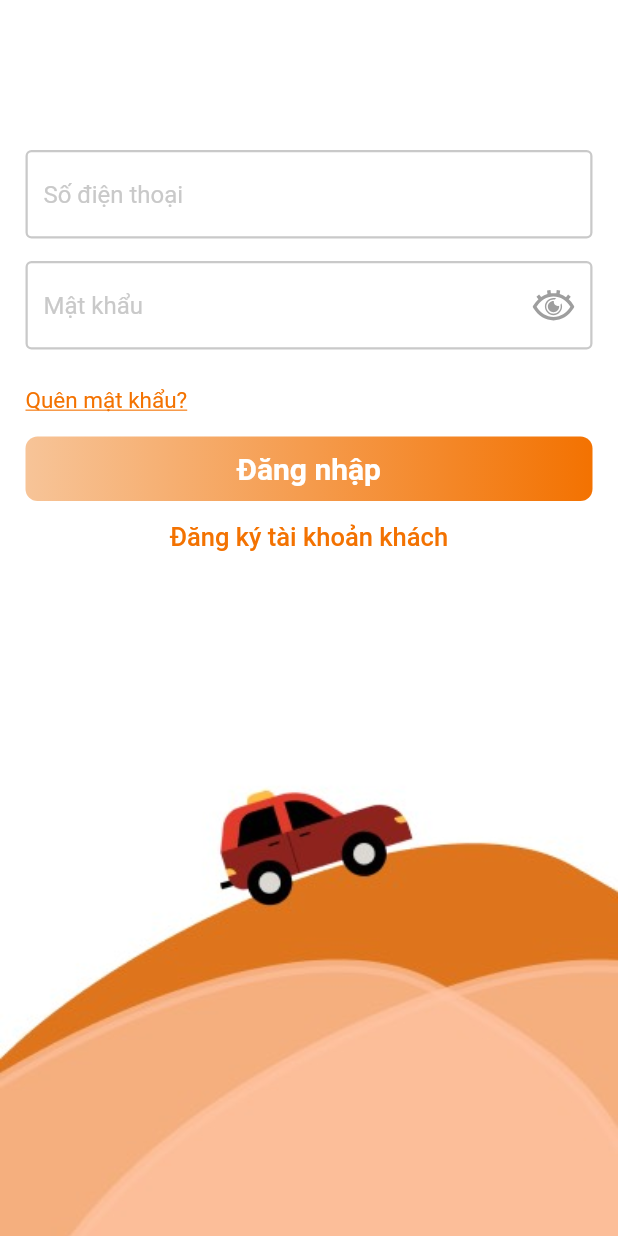
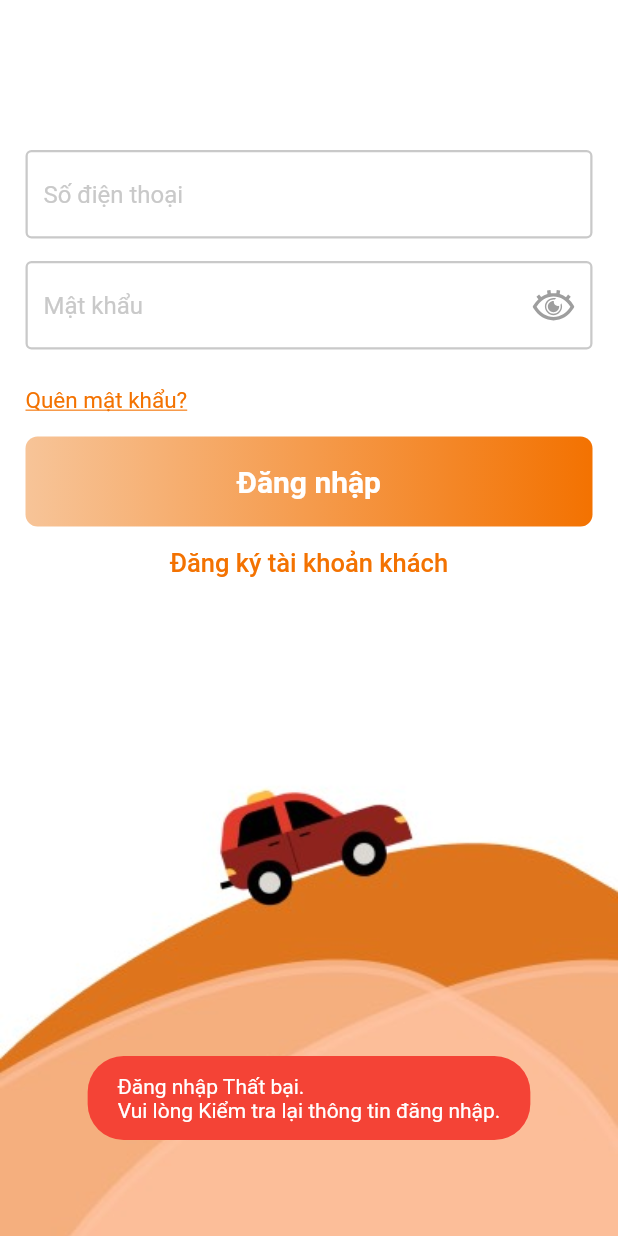
Before and after one commit to coderof19clc7/GoToApp, a Flutter app: the screen it shows after launch, after a tap on "Đăng nhập", on a phone screen of 412 x 824 dp. Run offline on Flutter 3.47's test engine with Material 2 defaults, Android fonts, the phone set to English and light mode, and no system bars; our stand-ins replace flutter_bloc, flutter_svg, fluttertoast, google_maps_flutter.

Commit message:
add fake sign in submit and check authentication input validation (need to test more)

```diff
--- a/front_end/GoTo/lib/configs/constants/color_constants.dart
+++ b/front_end/GoTo/lib/configs/constants/color_constants.dart
@@ -8,6 +8,15 @@ class ColorConstants {
   static final grey = ColorExtensions.fromHex(hexString: "#C9C9C9");
   static const baseGrey = Colors.grey;
 
+  static const baseRed = Colors.red;
+
+  static const baseGreen = Colors.green;
+  static const baseLightGreen = Colors.lightGreen;
+
+  static const baseWhite = Colors.white;
+
+  static const baseBlack = Colors.black;
+
   static final defaultOrangeList = [
     lightOrange, orange,
   ];
--- /dev/null
+++ b/front_end/GoTo/lib/configs/constants/enums/auth_enums.dart
@@ -0,0 +1,6 @@
+enum AuthEnum {
+  authenticating,
+  signInFailed, signInSucceeded,
+  signUpFailed, signUpSucceeded,
+  signOutFailed, signOutSucceeded,
+}
--- a/front_end/GoTo/lib/configs/constants/string_constants.dart
+++ b/front_end/GoTo/lib/configs/constants/string_constants.dart
@@ -9,6 +9,10 @@ class StringConstants {
   static const confirm = "Xác nhận";
   static const cannot_be_empty = "Không được rỗng";
   static const not_valid = "Không hợp lệ";
-  static const must_include = "Phải gồm 1 chữ in, 1 chữ thường, 1 số, 1 ký tự đặc biệt và có ít nhất 9 ký tự";
+  static const must_include = "Phải gồm 1 chữ in, 1 chữ thường, 1 số, 1 ký tự đặc biệt và có ít nhất 8 ký tự";
   static const not_match_with = "Không khớp với";
+  static const success = "Thành công";
+  static const failed = "Thất bại";
+  static const please = "Vui lòng";
+  static const checkYourSignInInputAgain = "Kiểm tra lại thông tin đăng nhập";
 }
--- a/front_end/GoTo/lib/cores/blocs/auth_bloc/auth_state.dart
+++ b/front_end/GoTo/lib/cores/blocs/auth_bloc/auth_state.dart
@@ -2,9 +2,5 @@ part of 'auth_cubit.dart';
 
 @immutable
 class AuthState {
-  final List<String>? errorList;
-
-  const AuthState({
-    this.errorList,
-  });
+  const AuthState();
 }
--- a/front_end/GoTo/lib/utilities/helpers/ui_helper.dart
+++ b/front_end/GoTo/lib/utilities/helpers/ui_helper.dart
@@ -1,5 +1,7 @@
 import 'package:flutter/material.dart';
 import 'package:flutter/services.dart';
+import 'package:fluttertoast/fluttertoast.dart';
+import 'package:go_to/configs/constants/color_constants.dart';
 import 'package:go_to/configs/constants/route_constants.dart';
 import 'package:go_to/views/pages/login_page/login_page.dart';
 
@@ -31,8 +33,6 @@ class UIHelper {
     }
   }
 
-
-
   static void hideKeyboard(BuildContext context) {
     final currentFocus = FocusScope.of(context);
     if (!currentFocus.hasPrimaryFocus && currentFocus.focusedChild != null) {
@@ -43,4 +43,31 @@ class UIHelper {
   static void hideKeyboardNoContext() {
     SystemChannels.textInput.invokeMethod('TextInput.hide');
   }
+
+  static void _showToast(
+      String? message, {
+        Toast toastLength = Toast.LENGTH_LONG,
+        ToastGravity toastGravity = ToastGravity.BOTTOM,
+        int timeInSecForIosWeb = 1,
+        double? fontSize = 14,
+        Color? backgroundColor,
+        Color? textColor,
+        bool webShowClose = false,
+      }) {
+    if (message?.isNotEmpty == true) {
+      Fluttertoast.showToast(
+        msg: message!,
+        toastLength: toastLength,
+        gravity: toastGravity,
+        timeInSecForIosWeb: timeInSecForIosWeb,
+        backgroundColor: backgroundColor,
+        textColor: textColor,
+        fontSize: fontSize,
+        webShowClose: webShowClose,
+      );
+    }
+  }
+  static void showErrorToast(String? message) => _showToast(message, backgroundColor: ColorConstants.baseRed);
+  static void showSuccessToast(String? message) => _showToast(message, backgroundColor: ColorConstants.baseGreen);
+  static void showNormalToast(String? message) => _showToast(message, backgroundColor: ColorConstants.baseBlack);
 }
--- a/front_end/GoTo/lib/views/pages/login_page/bloc/login_cubit.dart
+++ b/front_end/GoTo/lib/views/pages/login_page/bloc/login_cubit.dart
@@ -1,16 +1,53 @@
 import 'package:flutter/material.dart';
 import 'package:flutter_bloc/flutter_bloc.dart';
+import 'package:go_to/configs/constants/enums/auth_enums.dart';
+import 'package:go_to/configs/constants/string_constants.dart';
 import 'package:go_to/cores/blocs/auth_bloc/auth_cubit.dart';
+import 'package:go_to/utilities/helpers/ui_helper.dart';
 
 part 'login_state.dart';
 
 class LoginCubit extends AuthCubit<LoginState> {
-  LoginCubit() : super(authState: LoginState());
+  LoginCubit() : super(authState: const LoginState());
 
   void onSignInSubmit(String phoneNumber, String password) {
     print("phone $phoneNumber");
     print("password: $password");
 
+    emit(state.copyWith(authEnum: AuthEnum.authenticating));
+
     final errorList = validateInput([phoneNumber, password]);
+
+    var inputOK = true;
+    for (var error in errorList) {
+      if (error.isNotEmpty) {
+        inputOK = false;
+        emit(state.copyWith(authEnum: AuthEnum.signInFailed));
+        _showFailedSignInToast();
+        break;
+      }
+    }
+    if (inputOK) {
+      Future.delayed(const Duration(seconds: 5), () => _doSignIn());
+      // _doSignIn();
+    }
+  }
+
+  void _doSignIn() {
+    _onSignInSucceeded();
+  }
+
+  void _showFailedSignInToast() {
+    UIHelper.showErrorToast(
+      "${StringConstants.signIn} ${StringConstants.failed}.\n"
+          "${StringConstants.please} ${StringConstants.checkYourSignInInputAgain}.",
+    );
+  }
+
+  void _onSignInSucceeded() {
+    emit(state.copyWith(authEnum: AuthEnum.signInSucceeded));
+    UIHelper.showSuccessToast(
+      "${StringConstants.signIn} ${StringConstants.success}.",
+    );
   }
 }
--- a/front_end/GoTo/lib/views/pages/login_page/bloc/login_state.dart
+++ b/front_end/GoTo/lib/views/pages/login_page/bloc/login_state.dart
@@ -2,5 +2,17 @@ part of 'login_cubit.dart';
 
 @immutable
 class LoginState extends AuthState {
+  const LoginState({
+    this.authEnum,
+  });
 
+  final AuthEnum? authEnum;
+
+  LoginState copyWith({
+    AuthEnum? authEnum,
+  }) {
+    return LoginState(
+      authEnum: authEnum ?? this.authEnum,
+    );
+  }
 }
--- a/front_end/GoTo/lib/views/pages/login_page/login_page.dart
+++ b/front_end/GoTo/lib/views/pages/login_page/login_page.dart
@@ -2,6 +2,7 @@ import 'package:flutter/material.dart';
 import 'package:flutter_bloc/flutter_bloc.dart';
 import 'package:go_to/configs/constants/color_constants.dart';
 import 'package:go_to/configs/constants/dimen_constants.dart';
+import 'package:go_to/configs/constants/enums/auth_enums.dart';
 import 'package:go_to/configs/constants/string_constants.dart';
 import 'package:go_to/generated/flutter_gen/assets.gen.dart';
 import 'package:go_to/utilities/helpers/ui_helper.dart';
@@ -74,20 +75,25 @@ class _LoginPageViewState extends State<LoginPageView> {
 
                         //forgot password button
                         buildTextButton(context, () {
-                            print("Go to forgot password page.");
-                          }, false,),
+                          UIHelper.hideKeyboard(context);
+                          print("Go to forgot password page.");
+                        }, false,),
 
                         //sign in button
                         RoundedRectangleInkWellButton(
                           width: DimenConstants.getScreenWidth(context),
+                          height: 60,
                           paddingVertical: 10,
                           bgLinearGradient: LinearGradient(colors: ColorConstants.defaultOrangeList),
                           onTap: () {
+                            UIHelper.hideKeyboard(context);
                             contextLogin.read<LoginCubit>().onSignInSubmit(
                               phoneInputController.text, passwordInputController.text,
                             );
                           },
-                          child: const Text(
+                          child: state.authEnum == AuthEnum.authenticating
+                              ? const CircularProgressIndicator(color: ColorConstants.baseWhite,)
+                              : const Text(
                             StringConstants.signIn,
                             style: TextStyle(
                               color: Colors.white,
@@ -100,6 +106,7 @@ class _LoginPageViewState extends State<LoginPageView> {
                         //sign up button
                         Align(
                           child: buildTextButton(context, () {
+                            UIHelper.hideKeyboard(context);
                             print("Go to sign up page.");
                           }, true,),
                         ),
--- a/front_end/GoTo/lib/views/widgets/auth_input_field/auth_input_field.dart
+++ b/front_end/GoTo/lib/views/widgets/auth_input_field/auth_input_field.dart
@@ -17,23 +17,27 @@ class AuthInputField extends StatelessWidget {
 
   @override
   Widget build(BuildContext context) {
+    final needValidateInput = confirmPasswordInputController != null;
     return Column(
       children: [
         if (phoneInputController != null)
           ...[
-            PhoneInputField(textEditingController: phoneInputController!),
+            PhoneInputField(textEditingController: phoneInputController!, needValidateInput: needValidateInput,),
           ],
 
         if (passwordInputController != null)
           ...[
             const SizedBox(height: 15,),
-            PasswordInputField(textEditingController: passwordInputController!),
+            PasswordInputField(textEditingController: passwordInputController!, needValidateInput: needValidateInput,),
           ],
 
         if (confirmPasswordInputController != null)
           ...[
             const SizedBox(height: 15,),
-            PasswordInputField(textEditingController: passwordInputController!, isConfirmPassword: true,),
+            PasswordInputField(
+              textEditingController: confirmPasswordInputController!, isConfirmPassword: true,
+              textSecondaryEditingController: passwordInputController!, needValidateInput: needValidateInput,
+            ),
           ],
       ],
     );
--- a/front_end/GoTo/lib/views/widgets/auth_input_field/widgets/password_input_field.dart
+++ b/front_end/GoTo/lib/views/widgets/auth_input_field/widgets/password_input_field.dart
@@ -2,16 +2,21 @@ import 'package:flutter/material.dart';
 import 'package:go_to/configs/constants/color_constants.dart';
 import 'package:go_to/configs/constants/string_constants.dart';
 import 'package:go_to/generated/flutter_gen/assets.gen.dart';
+import 'package:go_to/utilities/extensions/string_extensions.dart';
 
 class PasswordInputField extends StatefulWidget {
   const PasswordInputField({
     Key? key,
     this.isConfirmPassword = false,
     required this.textEditingController,
+    this.textSecondaryEditingController,
+    this.needValidateInput = false,
   }) : super(key: key);
 
   final bool isConfirmPassword;
   final TextEditingController textEditingController;
+  final TextEditingController? textSecondaryEditingController;
+  final bool needValidateInput;
 
   @override
   State<PasswordInputField> createState() => _PasswordInputFieldState();
@@ -22,23 +27,43 @@ class _PasswordInputFieldState extends State<PasswordInputField> {
   void initState() {
     super.initState();
     showPassword = false;
+    errorText = "";
   }
 
   late bool showPassword;
   final _focusNode = FocusNode();
+  late String errorText;
 
   @override
   Widget build(BuildContext context) {
     return TextField(
       focusNode: _focusNode,
       controller: widget.textEditingController,
+      onChanged: (text) {
+        if (widget.needValidateInput) {
+          setState(() => errorText = "");
+          if (widget.isConfirmPassword) {
+            if (!text.confirmPasswordValidate(widget.textSecondaryEditingController?.text ?? "")) {
+              setState(() => errorText = "${StringConstants.confirm + StringConstants.password.toLowerCase()} "
+                  "${StringConstants.not_match_with.toLowerCase() + StringConstants.password.toLowerCase()}",);
+            }
+          }
+          else {
+            if (!text.passwordValidate()) {
+              setState(() => errorText = "${StringConstants.password} ${StringConstants.must_include.toLowerCase()}");
+            }
+          }
+        }
+      },
       decoration: InputDecoration(
         alignLabelWithHint: true,
         labelText: widget.isConfirmPassword
             ? "${StringConstants.confirm} ${StringConstants.password.toLowerCase()}"
             : StringConstants.password,
         labelStyle: TextStyle(
-          color: _focusNode.hasFocus ? ColorConstants.orange : ColorConstants.grey,
+          color: errorText.isNotEmpty
+              ? ColorConstants.baseRed
+              : _focusNode.hasFocus ? ColorConstants.orange : ColorConstants.grey,
         ),
         focusedBorder: OutlineInputBorder(
           borderRadius: const BorderRadius.all(Radius.circular(4)),
@@ -47,6 +72,15 @@ class _PasswordInputFieldState extends State<PasswordInputField> {
         enabledBorder: OutlineInputBorder(
           borderRadius: const BorderRadius.all(Radius.circular(4)),
           borderSide: BorderSide(width: 1.5,color: ColorConstants.grey),
+        ),
+        errorText: errorText.isNotEmpty ? errorText : null,
+        errorBorder: const OutlineInputBorder(
+          borderRadius: BorderRadius.all(Radius.circular(4)),
+          borderSide: BorderSide(width: 1.5,color: ColorConstants.baseRed),
+        ),
+        focusedErrorBorder: const OutlineInputBorder(
+          borderRadius: BorderRadius.all(Radius.circular(4)),
+          borderSide: BorderSide(width: 1.5,color: ColorConstants.baseRed),
         ),
         suffixIcon: GestureDetector(
           onTap: () => setState(() => showPassword = !showPassword),
--- a/front_end/GoTo/lib/views/widgets/auth_input_field/widgets/phone_input_field.dart
+++ b/front_end/GoTo/lib/views/widgets/auth_input_field/widgets/phone_input_field.dart
@@ -2,14 +2,17 @@ import 'package:flutter/material.dart';
 import 'package:flutter/services.dart';
 import 'package:go_to/configs/constants/color_constants.dart';
 import 'package:go_to/configs/constants/string_constants.dart';
+import 'package:go_to/utilities/extensions/string_extensions.dart';
 
 class PhoneInputField extends StatefulWidget {
   const PhoneInputField({
     Key? key,
     required this.textEditingController,
+    this.needValidateInput = false,
   }) : super(key: key);
 
   final TextEditingController textEditingController;
+  final bool needValidateInput;
 
   @override
   State<PhoneInputField> createState() => _PhoneInputFieldState();
@@ -19,20 +22,34 @@ class _PhoneInputFieldState extends State<PhoneInputField> {
   @override
   void initState() {
     super.initState();
+    errorText = "";
   }
 
   final _focusNode = FocusNode();
+  late String errorText;
 
   @override
   Widget build(BuildContext context) {
     return TextField(
       focusNode: _focusNode,
       controller: widget.textEditingController,
+      onChanged: (text) {
+        if (widget.needValidateInput) {
+          if (!text.phoneNumberValidate()) {
+            setState(() => errorText = "${StringConstants.phoneNumber} ${StringConstants.not_valid}");
+          }
+          else {
+            setState(() => errorText = "");
+          }
+        }
+      },
       decoration: InputDecoration(
         alignLabelWithHint: true,
         labelText: StringConstants.phoneNumber,
         labelStyle: TextStyle(
-          color: _focusNode.hasFocus ? ColorConstants.orange : ColorConstants.grey,
+          color: errorText.isNotEmpty
+              ? ColorConstants.baseRed
+              : _focusNode.hasFocus ? ColorConstants.orange : ColorConstants.grey,
         ),
         focusedBorder: OutlineInputBorder(
           borderRadius: const BorderRadius.all(Radius.circular(4)),
@@ -41,6 +58,15 @@ class _PhoneInputFieldState extends State<PhoneInputField> {
         enabledBorder: OutlineInputBorder(
           borderRadius: const BorderRadius.all(Radius.circular(4)),
           borderSide: BorderSide(width: 1.5,color: ColorConstants.grey),
+        ),
+        errorText: errorText.isNotEmpty ? errorText : null,
+        errorBorder: const OutlineInputBorder(
+          borderRadius: BorderRadius.all(Radius.circular(4)),
+          borderSide: BorderSide(width: 1.5,color: ColorConstants.baseRed),
+        ),
+        focusedErrorBorder: const OutlineInputBorder(
+          borderRadius: BorderRadius.all(Radius.circular(4)),
+          borderSide: BorderSide(width: 1.5,color: ColorConstants.baseRed),
         ),
       ),
       keyboardType: TextInputType.number,
```
